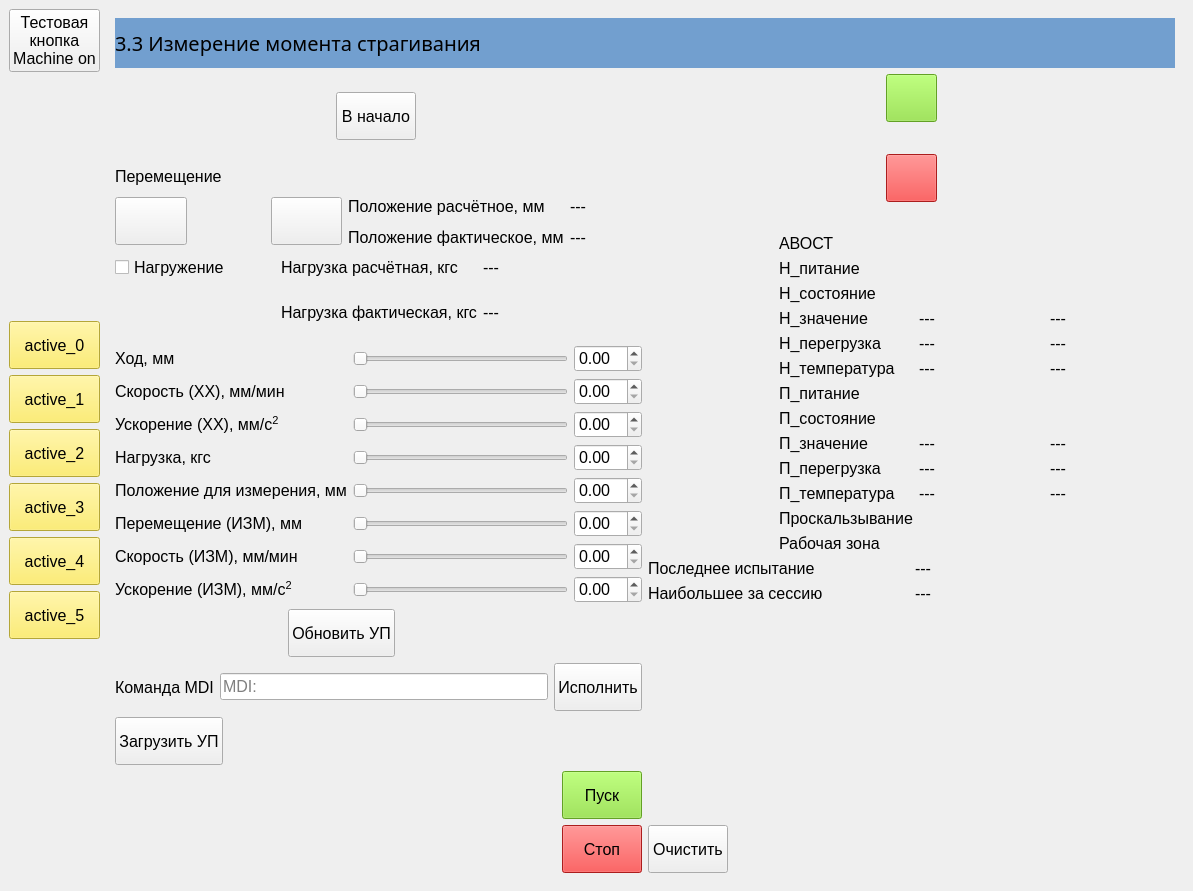
Qt form BallScrewVCP3.ui (Ornstein89/BallScrewControl_QtVCP) before a commit.
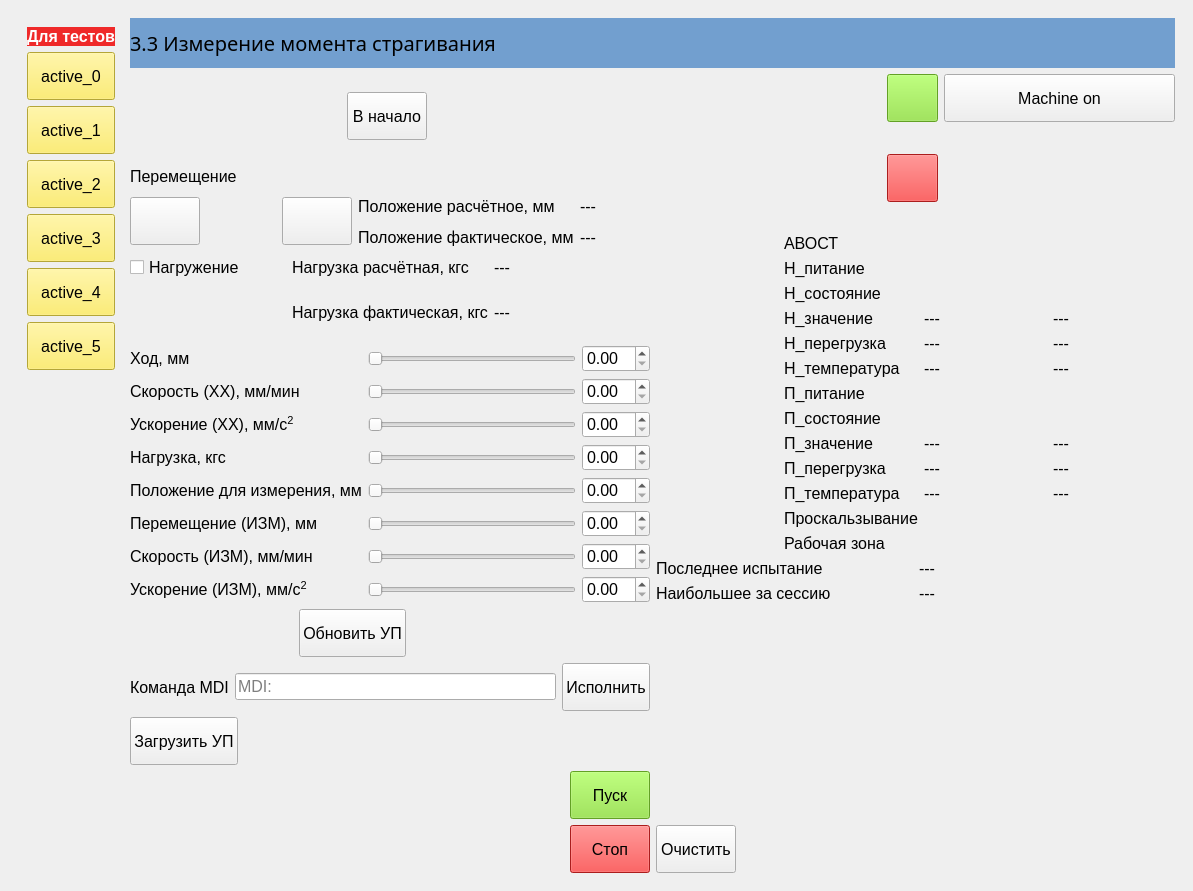
The same form after that commit. Icons and pictures are not drawn. Custom widgets are drawn as their Qt base class.

What changed in the file:
```diff
--- a/BallScrewVCP3.ui
+++ b/BallScrewVCP3.ui
@@ -38,138 +38,14 @@
   </property>
   <widget class="QWidget" name="centralwidget">
    <layout class="QGridLayout" name="gridLayout">
-    <item row="0" column="1">
+    <item row="0" column="0">
      <widget class="QStackedWidget" name="stackedWidget">
       <property name="currentIndex">
        <number>0</number>
       </property>
       <widget class="QWidget" name="page33">
        <layout class="QGridLayout" name="gridLayout_20">
-        <item row="1" column="1">
-         <layout class="QGridLayout" name="gridLayout_19">
-          <item row="1" column="5">
-           <spacer name="horizontalSpacer_17">
-            <property name="orientation">
-             <enum>Qt::Horizontal</enum>
-            </property>
-            <property name="sizeHint" stdset="0">
-             <size>
-              <width>40</width>
-              <height>20</height>
-             </size>
-            </property>
-           </spacer>
-          </item>
-          <item row="1" column="4">
-           <widget class="LED" name="ledPos_Is_On33">
-            <property name="color">
-             <color>
-              <red>252</red>
-              <green>233</green>
-              <blue>79</blue>
-             </color>
-            </property>
-           </widget>
-          </item>
-          <item row="0" column="1">
-           <spacer name="horizontalSpacer_16">
-            <property name="orientation">
-             <enum>Qt::Horizontal</enum>
-            </property>
-            <property name="sizeHint" stdset="0">
-             <size>
-              <width>40</width>
-              <height>20</height>
-             </size>
-            </property>
-           </spacer>
-          </item>
-          <item row="2" column="2" colspan="3">
-           <widget class="ActionButton" name="btnDevice_Off33">
-            <property name="styleSheet">
-             <string notr="true">background-color: rgb(239, 41, 41);</string>
-            </property>
-            <property name="icon">
-             <iconset resource="BallScrewVCP.qrc">
-              <normaloff>:/resources/circle.png</normaloff>:/resources/circle.png</iconset>
-            </property>
-            <property name="iconSize">
-             <size>
-              <width>40</width>
-              <height>40</height>
-             </size>
-            </property>
-            <property name="machine_on_action" stdset="0">
-             <bool>true</bool>
-            </property>
-           </widget>
-          </item>
-          <item row="1" column="2" colspan="2">
-           <widget class="LED" name="ledLoad_Is_On33">
-            <property name="color">
-             <color>
-              <red>252</red>
-              <green>233</green>
-              <blue>79</blue>
-             </color>
-            </property>
-           </widget>
-          </item>
-          <item row="0" column="2" colspan="3">
-           <widget class="ActionButton" name="btnDevice_On33">
-            <property name="styleSheet">
-             <string notr="true">background-color: rgb(138, 226, 52);</string>
-            </property>
-            <property name="icon">
-             <iconset resource="BallScrewVCP.qrc">
-              <normaloff>:/resources/vertical_line.png</normaloff>:/resources/vertical_line.png</iconset>
-            </property>
-            <property name="iconSize">
-             <size>
-              <width>40</width>
-              <height>40</height>
-             </size>
-            </property>
-            <property name="indicator_option" stdset="0">
-             <bool>true</bool>
-            </property>
-            <property name="indicator_status_option" stdset="0">
-             <bool>true</bool>
-            </property>
-            <property name="is_on_status" stdset="0">
-             <bool>true</bool>
-            </property>
-            <property name="machine_on_action" stdset="0">
-             <bool>true</bool>
-            </property>
-           </widget>
-          </item>
-         </layout>
-        </item>
-        <item row="0" column="0" colspan="2">
-         <widget class="QLabel" name="label_136">
-          <property name="minimumSize">
-           <size>
-            <width>0</width>
-            <height>50</height>
-           </size>
-          </property>
-          <property name="maximumSize">
-           <size>
-            <width>16777215</width>
-            <height>50</height>
-           </size>
-          </property>
-          <property name="styleSheet">
-           <string notr="true">background-color: rgb(114, 159, 207);
-font: 15pt bold;</string>
-          </property>
-          <property name="text">
-           <string>3.3 Измерение момента страгивания</string>
-          </property>
-         </widget>
-        </item>
-        <item row="1" column="0" rowspan="4">
+        <item row="1" column="1" rowspan="4">
          <layout class="QVBoxLayout" name="verticalLayout_2">
           <item>
            <layout class="QHBoxLayout" name="horizontalLayout_18">
@@ -621,7 +497,161 @@
           </item>
          </layout>
         </item>
-        <item row="2" column="1">
+        <item row="1" column="2">
+         <layout class="QGridLayout" name="gridLayout_19">
+          <item row="1" column="5">
+           <spacer name="horizontalSpacer_17">
+            <property name="orientation">
+             <enum>Qt::Horizontal</enum>
+            </property>
+            <property name="sizeHint" stdset="0">
+             <size>
+              <width>40</width>
+              <height>20</height>
+             </size>
+            </property>
+           </spacer>
+          </item>
+          <item row="1" column="4">
+           <widget class="LED" name="ledPos_Is_On33">
+            <property name="color">
+             <color>
+              <red>252</red>
+              <green>233</green>
+              <blue>79</blue>
+             </color>
+            </property>
+           </widget>
+          </item>
+          <item row="0" column="1">
+           <spacer name="horizontalSpacer_16">
+            <property name="orientation">
+             <enum>Qt::Horizontal</enum>
+            </property>
+            <property name="sizeHint" stdset="0">
+             <size>
+              <width>40</width>
+              <height>20</height>
+             </size>
+            </property>
+           </spacer>
+          </item>
+          <item row="2" column="2" colspan="3">
+           <widget class="ActionButton" name="btnDevice_Off33">
+            <property name="styleSheet">
+             <string notr="true">background-color: rgb(239, 41, 41);</string>
+            </property>
+            <property name="icon">
+             <iconset resource="BallScrewVCP.qrc">
+              <normaloff>:/resources/circle.png</normaloff>:/resources/circle.png</iconset>
+            </property>
+            <property name="iconSize">
+             <size>
+              <width>40</width>
+              <height>40</height>
+             </size>
+            </property>
+            <property name="machine_on_action" stdset="0">
+             <bool>true</bool>
+            </property>
+           </widget>
+          </item>
+          <item row="1" column="2" colspan="2">
+           <widget class="LED" name="ledLoad_Is_On33">
+            <property name="color">
+             <color>
+              <red>252</red>
+              <green>233</green>
+              <blue>79</blue>
+             </color>
+            </property>
+           </widget>
+          </item>
+          <item row="0" column="2" colspan="3">
+           <widget class="ActionButton" name="btnDevice_On33">
+            <property name="styleSheet">
+             <string notr="true">background-color: rgb(138, 226, 52);</string>
+            </property>
+            <property name="icon">
+             <iconset resource="BallScrewVCP.qrc">
+              <normaloff>:/resources/vertical_line.png</normaloff>:/resources/vertical_line.png</iconset>
+            </property>
+            <property name="iconSize">
+             <size>
+              <width>40</width>
+              <height>40</height>
+             </size>
+            </property>
+            <property name="indicator_option" stdset="0">
+             <bool>true</bool>
+            </property>
+            <property name="indicator_status_option" stdset="0">
+             <bool>true</bool>
+            </property>
+            <property name="is_on_status" stdset="0">
+             <bool>true</bool>
+            </property>
+            <property name="machine_on_action" stdset="0">
+             <bool>true</bool>
+            </property>
+           </widget>
+          </item>
+          <item row="0" column="5">
+           <widget class="ActionButton" name="actionbutton">
+            <property name="text">
+             <string>Machine on</string>
+            </property>
+            <property name="indicator_option" stdset="0">
+             <bool>true</bool>
+            </property>
+            <property name="indicator_status_option" stdset="0">
+             <bool>true</bool>
+            </property>
+            <property name="is_estopped_status" stdset="0">
+             <bool>true</bool>
+            </property>
+            <property name="estop_action" stdset="0">
+             <bool>true</bool>
+            </property>
+           </widget>
+          </item>
+         </layout>
+        </item>
+        <item row="4" column="2">
+         <layout class="QGridLayout" name="gridLayout_32">
+          <item row="1" column="1">
+           <spacer name="horizontalSpacer_13">
+            <property name="orientation">
+             <enum>Qt::Horizontal</enum>
+            </property>
+            <property name="sizeHint" stdset="0">
+             <size>
+              <width>40</width>
+              <height>20</height>
+             </size>
+            </property>
+           </spacer>
+          </item>
+          <item row="1" column="0">
+           <widget class="QPushButton" name="btnClear33">
+            <property name="text">
+             <string>Очистить</string>
+            </property>
+           </widget>
+          </item>
+          <item row="0" column="0" colspan="2">
+           <widget class="PlotWidget" name="plt33" native="true">
+            <property name="sizePolicy">
+             <sizepolicy hsizetype="Expanding" vsizetype="Expanding">
+              <horstretch>0</horstretch>
+              <verstretch>0</verstretch>
+             </sizepolicy>
+            </property>
+           </widget>
+          </item>
+         </layout>
+        </item>
+        <item row="2" column="2">
          <layout class="QGridLayout" name="gridLayout_22">
           <item row="3" column="1">
            <widget class="QLabel" name="label_99">
@@ -867,7 +897,7 @@
           </item>
          </layout>
         </item>
-        <item row="3" column="1">
+        <item row="3" column="2">
          <layout class="QGridLayout" name="gridLayout_33">
           <item row="0" column="1">
            <widget class="StateLabel" name="lblTorque_Extremal_Last33">
@@ -899,176 +929,153 @@
           </item>
          </layout>
         </item>
-        <item row="4" column="1">
-         <layout class="QGridLayout" name="gridLayout_32">
-          <item row="1" column="1">
-           <spacer name="horizontalSpacer_13">
-            <property name="orientation">
-             <enum>Qt::Horizontal</enum>
-            </property>
-            <property name="sizeHint" stdset="0">
-             <size>
-              <width>40</width>
-              <height>20</height>
-             </size>
-            </property>
-           </spacer>
-          </item>
-          <item row="1" column="0">
-           <widget class="QPushButton" name="btnClear33">
-            <property name="text">
-             <string>Очистить</string>
-            </property>
-           </widget>
-          </item>
-          <item row="0" column="0" colspan="2">
-           <widget class="PlotWidget" name="plt33" native="true">
-            <property name="sizePolicy">
-             <sizepolicy hsizetype="Expanding" vsizetype="Expanding">
-              <horstretch>0</horstretch>
-              <verstretch>0</verstretch>
-             </sizepolicy>
-            </property>
-           </widget>
-          </item>
-         </layout>
+        <item row="0" column="1" colspan="2">
+         <widget class="QLabel" name="label_136">
+          <property name="minimumSize">
+           <size>
+            <width>0</width>
+            <height>50</height>
+           </size>
+          </property>
+          <property name="maximumSize">
+           <size>
+            <width>16777215</width>
+            <height>50</height>
+           </size>
+          </property>
+          <property name="styleSheet">
+           <string notr="true">background-color: rgb(114, 159, 207);
+font: 15pt bold;</string>
+          </property>
+          <property name="text">
+           <string>3.3 Измерение момента страгивания</string>
+          </property>
+         </widget>
+        </item>
+        <item row="0" column="0" rowspan="5">
+         <widget class="QWidget" name="widget" native="true">
+          <property name="styleSheet">
+           <string notr="true">#widget {
+background-image: url(./resources/stripes.png);
+}</string>
+          </property>
+          <layout class="QGridLayout" name="gridLayout_2">
+           <item row="5" column="0">
+            <widget class="PushButton" name="btnTestActive4">
+             <property name="styleSheet">
+              <string notr="true">background-color: rgb(252, 233, 79);</string>
+             </property>
+             <property name="text">
+              <string>active_4</string>
+             </property>
+             <property name="checkable">
+              <bool>true</bool>
+             </property>
+            </widget>
+           </item>
+           <item row="3" column="0">
+            <widget class="PushButton" name="btnTestActive2">
+             <property name="styleSheet">
+              <string notr="true">background-color: rgb(252, 233, 79);</string>
+             </property>
+             <property name="text">
+              <string>active_2</string>
+             </property>
+             <property name="checkable">
+              <bool>true</bool>
+             </property>
+            </widget>
+           </item>
+           <item row="1" column="0">
+            <widget class="PushButton" name="btnTestActive0">
+             <property name="styleSheet">
+              <string notr="true">background-color: rgb(252, 233, 79);</string>
+             </property>
+             <property name="text">
+              <string>active_0</string>
+             </property>
+             <property name="checkable">
+              <bool>true</bool>
+             </property>
+             <property name="checked_state_text_option" stdset="0">
+              <bool>false</bool>
+             </property>
+            </widget>
+           </item>
+           <item row="4" column="0">
+            <widget class="PushButton" name="btnTestActive3">
+             <property name="styleSheet">
+              <string notr="true">background-color: rgb(252, 233, 79);</string>
+             </property>
+             <property name="text">
+              <string>active_3</string>
+             </property>
+             <property name="checkable">
+              <bool>true</bool>
+             </property>
+            </widget>
+           </item>
+           <item row="7" column="0">
+            <spacer name="verticalSpacer_3">
+             <property name="orientation">
+              <enum>Qt::Vertical</enum>
+             </property>
+             <property name="sizeHint" stdset="0">
+              <size>
+               <width>20</width>
+               <height>40</height>
+              </size>
+             </property>
+            </spacer>
+           </item>
+           <item row="6" column="0">
+            <widget class="PushButton" name="btnTestActive5">
+             <property name="styleSheet">
+              <string notr="true">background-color: rgb(252, 233, 79);</string>
+             </property>
+             <property name="text">
+              <string>active_5</string>
+             </property>
+             <property name="checkable">
+              <bool>true</bool>
+             </property>
+            </widget>
+           </item>
+           <item row="2" column="0">
+            <widget class="PushButton" name="btnTestActive1">
+             <property name="styleSheet">
+              <string notr="true">background-color: rgb(252, 233, 79);</string>
+             </property>
+             <property name="text">
+              <string>active_1</string>
+             </property>
+             <property name="checkable">
+              <bool>true</bool>
+             </property>
+            </widget>
+           </item>
+           <item row="0" column="0">
+            <widget class="QLabel" name="label">
+             <property name="styleSheet">
+              <string notr="true">color: rgb(255, 255, 255);
+background-color: rgb(239, 41, 41);
+font: bold</string>
+             </property>
+             <property name="text">
+              <string>Для тестов</string>
+             </property>
+             <property name="margin">
+              <number>5</number>
+             </property>
+            </widget>
+           </item>
+          </layout>
+         </widget>
         </item>
        </layout>
       </widget>
      </widget>
     </item>
-    <item row="0" column="0">
-     <layout class="QVBoxLayout" name="verticalLayout_3">
-      <item>
-       <widget class="ActionButton" name="actionbutton">
-        <property name="text">
-         <string>Тестовая
-кнопка
-Machine on</string>
-        </property>
-        <property name="indicator_option" stdset="0">
-         <bool>true</bool>
-        </property>
-        <property name="indicator_status_option" stdset="0">
-         <bool>true</bool>
-        </property>
-        <property name="is_estopped_status" stdset="0">
-         <bool>true</bool>
-        </property>
-        <property name="estop_action" stdset="0">
-         <bool>true</bool>
-        </property>
-       </widget>
-      </item>
-      <item>
-       <spacer name="verticalSpacer">
-        <property name="orientation">
-         <enum>Qt::Vertical</enum>
-        </property>
-        <property name="sizeHint" stdset="0">
-         <size>
-          <width>20</width>
-          <height>40</height>
-         </size>
-        </property>
-       </spacer>
-      </item>
-      <item>
-       <widget class="PushButton" name="btnTestActive0">
-        <property name="styleSheet">
-         <string notr="true">background-color: rgb(252, 233, 79);</string>
-        </property>
-        <property name="text">
-         <string>active_0</string>
-        </property>
-        <property name="checkable">
-         <bool>true</bool>
-        </property>
-        <property name="checked_state_text_option" stdset="0">
-         <bool>false</bool>
-        </property>
-       </widget>
-      </item>
-      <item>
-       <widget class="PushButton" name="btnTestActive1">
-        <property name="styleSheet">
-         <string notr="true">background-color: rgb(252, 233, 79);</string>
-        </property>
-        <property name="text">
-         <string>active_1</string>
-        </property>
-        <property name="checkable">
-         <bool>true</bool>
-        </property>
-       </widget>
-      </item>
-      <item>
-       <widget class="PushButton" name="btnTestActive2">
-        <property name="styleSheet">
-         <string notr="true">background-color: rgb(252, 233, 79);</string>
-        </property>
-        <property name="text">
-         <string>active_2</string>
-        </property>
-        <property name="checkable">
-         <bool>true</bool>
-        </property>
-       </widget>
-      </item>
-      <item>
-       <widget class="PushButton" name="btnTestActive3">
-        <property name="styleSheet">
-         <string notr="true">background-color: rgb(252, 233, 79);</string>
-        </property>
-        <property name="text">
-         <string>active_3</string>
-        </property>
-        <property name="checkable">
-         <bool>true</bool>
-        </property>
-       </widget>
-      </item>
-      <item>
-       <widget class="PushButton" name="btnTestActive4">
-        <property name="styleSheet">
-         <string notr="true">background-color: rgb(252, 233, 79);</string>
-        </property>
-        <property name="text">
-         <string>active_4</string>
-        </property>
-        <property name="checkable">
-         <bool>true</bool>
-        </property>
-       </widget>
-      </item>
-      <item>
-       <widget class="PushButton" name="btnTestActive5">
-        <property name="styleSheet">
-         <string notr="true">background-color: rgb(252, 233, 79);</string>
-        </property>
-        <property name="text">
-         <string>active_5</string>
-        </property>
-        <property name="checkable">
-         <bool>true</bool>
-        </property>
-       </widget>
-      </item>
-      <item>
-       <spacer name="verticalSpacer_3">
-        <property name="orientation">
-         <enum>Qt::Vertical</enum>
-        </property>
-        <property name="sizeHint" stdset="0">
-         <size>
-          <width>20</width>
-          <height>40</height>
-         </size>
-        </property>
-       </spacer>
-      </item>
-     </layout>
-    </item>
    </layout>
   </widget>
  </widget>
```
Left out of the diff: 4 changed lines with no effect on the pictures.
